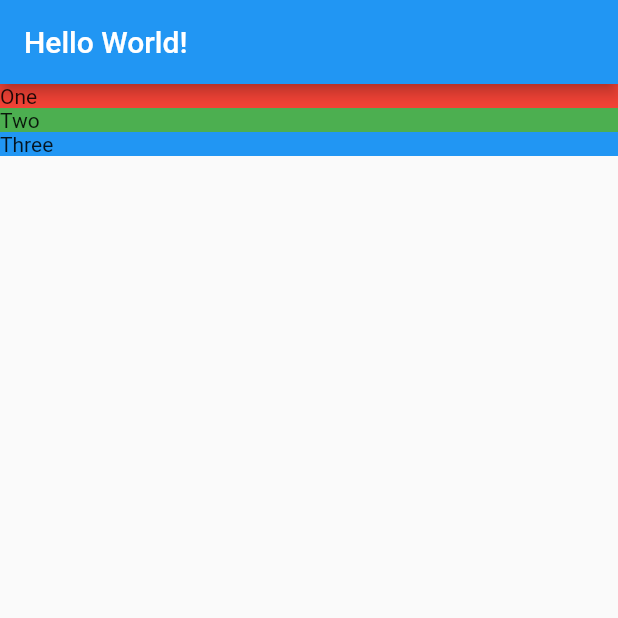
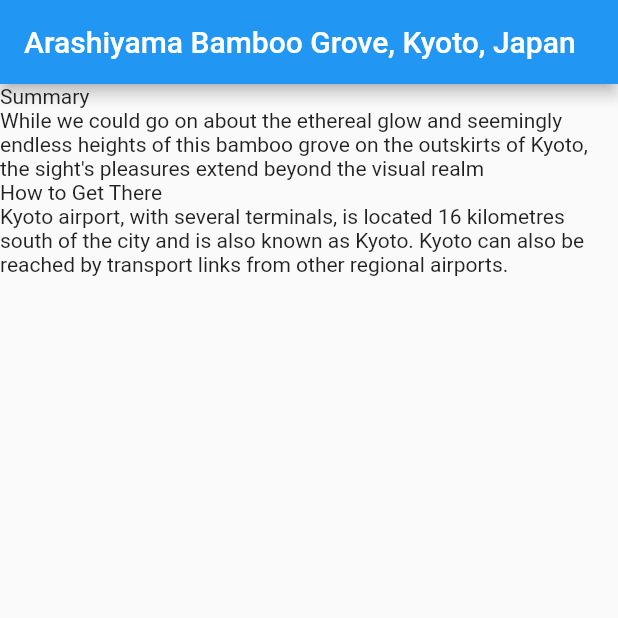
Before and after one commit to Radicheski/flutter-basics, a Flutter app: the screen it shows after launch, on a phone screen of 412 x 824 dp, the top half of it. Run offline on Flutter 3.47's test engine with Material 2 defaults, Android fonts, the phone set to English and light mode, and no system bars.

Commit message:
Lição 4 concluída

```diff
--- a/flutter_basics/lib/location_detail.dart
+++ b/flutter_basics/lib/location_detail.dart
@@ -1,6 +1,11 @@
 import 'package:flutter/material.dart';
+import 'models/location.dart';
+import 'models/location_fact.dart';
 
 class LocationDetail extends StatelessWidget {
+  final Location location;
+
+  const LocationDetail(this.location);
 
   Widget _section(String title, Color color) {
     return Container(
@@ -11,20 +16,31 @@ class LocationDetail extends StatelessWidget {
     );
   }
 
+  List<Widget> _renderFacts(Location location) {
+    return location.facts
+      .map(_renderFact)
+      .reduce((value, element) => value += element);
+  }
+
+  List<Widget> _renderFact(LocationFact locationFact) => [
+    _sectionTitle(locationFact.title),
+    _sectionText(locationFact.text)
+  ];
+
+  Widget _sectionTitle(String text) => Text(text);
+
+  Widget _sectionText(String text) => Text(text);
+
   @override
   Widget build(BuildContext context) {
     return Scaffold(
       appBar: AppBar(
-        title: const Text("Hello World!")
+        title: Text(location.name)
       ),
       body: Column(
         mainAxisAlignment: MainAxisAlignment.start,
         crossAxisAlignment: CrossAxisAlignment.stretch,
-        children: [
-          _section("One", Colors.red),
-          _section("Two", Colors.green),
-          _section("Three", Colors.blue)
-        ]
+        children: _renderFacts(location)
       )
     );
   }
--- a/flutter_basics/lib/main.dart
+++ b/flutter_basics/lib/main.dart
@@ -1,9 +1,13 @@
 import 'package:flutter/material.dart';
 import 'location_detail.dart';
+import 'models/location.dart';
+import 'mocks/mock_location.dart';
 
 void main() {
+  final Location mockLocation = MockLocation.FetchAny();
+
   runApp(MaterialApp(
-      home: LocationDetail()
+      home: LocationDetail(mockLocation)
     )
   );
 }
--- /dev/null
+++ b/flutter_basics/lib/mocks/mock_location.dart
@@ -0,0 +1,21 @@
+import '../models/location_fact.dart';
+import '../models/location.dart';
+
+class MockLocation {
+  static Location FetchAny() {
+    return Location(
+      name: "Arashiyama Bamboo Grove, Kyoto, Japan",
+      url: "https://cdn-images-1.medium.com/max/2000/1*vdJuSUKWl_SA9Lp-32ebnA.jpeg",
+      facts: [
+        LocationFact(
+          title: "Summary",
+          text: "While we could go on about the ethereal glow and seemingly endless heights of this bamboo grove on the outskirts of Kyoto, the sight's pleasures extend beyond the visual realm"
+        ),
+        LocationFact(
+          title: "How to Get There",
+          text: "Kyoto airport, with several terminals, is located 16 kilometres south of the city and is also known as Kyoto. Kyoto can also be reached by transport links from other regional airports."
+        )
+      ]
+    );
+  }
+}
--- /dev/null
+++ b/flutter_basics/lib/models/location.dart
@@ -0,0 +1,8 @@
+import 'location_fact.dart';
+
+class Location {
+  final String name;
+  final String url;
+  final List<LocationFact> facts;
+  Location({required this.name, required this.url, required this.facts});
+}
--- /dev/null
+++ b/flutter_basics/lib/models/location_fact.dart
@@ -0,0 +1,5 @@
+class LocationFact {
+  final String title;
+  final String text;
+  LocationFact({required this.title, required this.text});
+}
```
